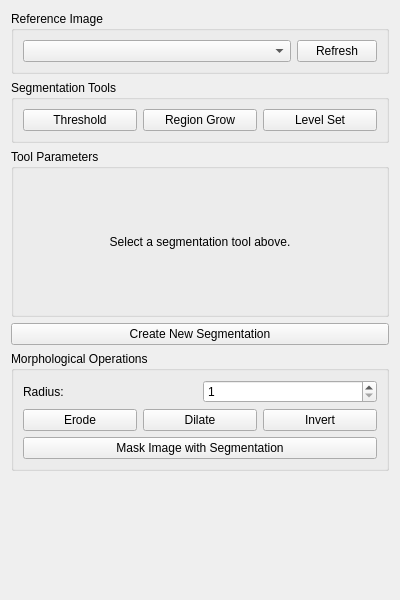
First picture: the form in Code/Source/xq4gui/Plugins/org.xq.pipeline.contouring3d/src/internal/xq_MitkSegmentationView.ui, repository xiaoquan1021/XQ, before the edit.
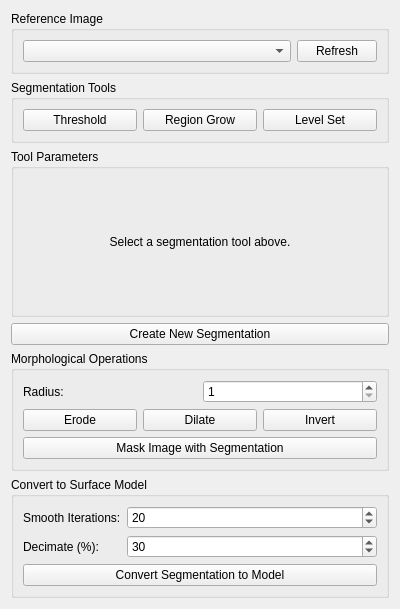
Second picture: the form after the edit.

```diff
--- a/Code/Source/xq4gui/Plugins/org.xq.pipeline.contouring3d/src/internal/xq_MitkSegmentationView.ui
+++ b/Code/Source/xq4gui/Plugins/org.xq.pipeline.contouring3d/src/internal/xq_MitkSegmentationView.ui
@@ -393,6 +393,53 @@
      </layout>
     </widget>
    </item>
+   <item>
+    <widget class="QGroupBox" name="convertToModelGroup">
+     <property name="title">
+      <string>Convert to Surface Model</string>
+     </property>
+     <layout class="QVBoxLayout" name="convertToModelLayout">
+      <item>
+       <layout class="QFormLayout" name="convertFormLayout">
+        <item row="0" column="0">
+         <widget class="QLabel" name="smoothIterLabel">
+          <property name="text"><string>Smooth Iterations:</string></property>
+         </widget>
+        </item>
+        <item row="0" column="1">
+         <widget class="QSpinBox" name="smoothIterSpinBox">
+          <property name="minimum"><number>0</number></property>
+          <property name="maximum"><number>200</number></property>
+          <property name="value"><number>20</number></property>
+         </widget>
+        </item>
+        <item row="1" column="0">
+         <widget class="QLabel" name="decimateLabel">
+          <property name="text"><string>Decimate (%):</string></property>
+         </widget>
+        </item>
+        <item row="1" column="1">
+         <widget class="QSpinBox" name="decimateSpinBox">
+          <property name="minimum"><number>0</number></property>
+          <property name="maximum"><number>90</number></property>
+          <property name="value"><number>30</number></property>
+         </widget>
+        </item>
+       </layout>
+      </item>
+      <item>
+       <widget class="QPushButton" name="convertToModelButton">
+        <property name="text">
+         <string>Convert Segmentation to Model</string>
+        </property>
+        <property name="toolTip">
+         <string>Extract surface from binary segmentation using marching cubes</string>
+        </property>
+       </widget>
+      </item>
+     </layout>
+    </widget>
+   </item>
    <item>
     <spacer name="bottomSpacer">
      <property name="orientation">
```
Left out of the diff: 2 changed lines with no effect on the pictures.
